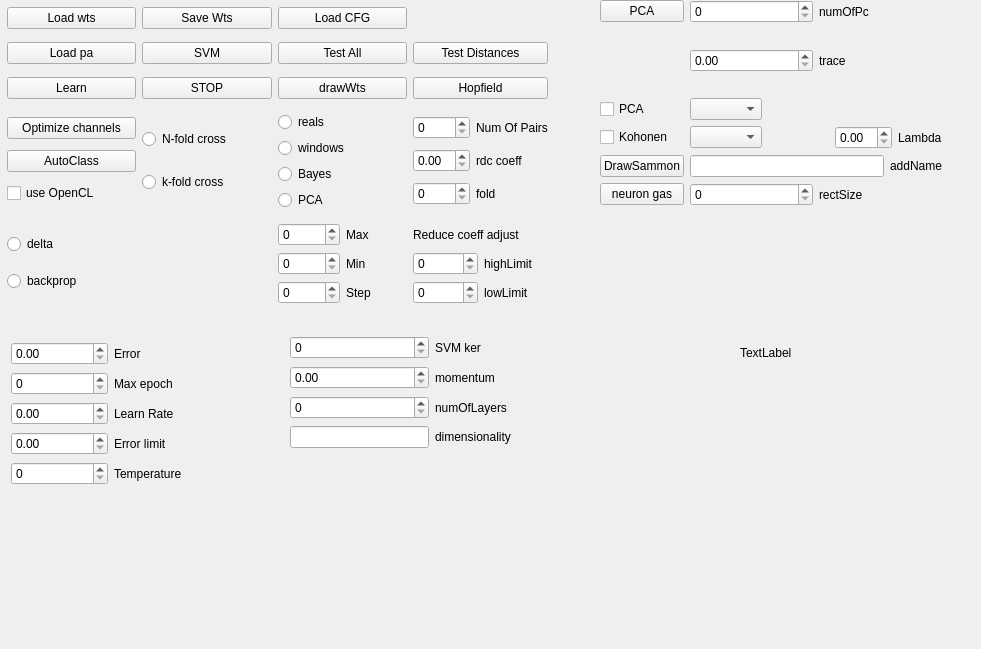
First picture: the form in net.ui, repository ArtfulVampire/SecondGUIrepo, before the edit.
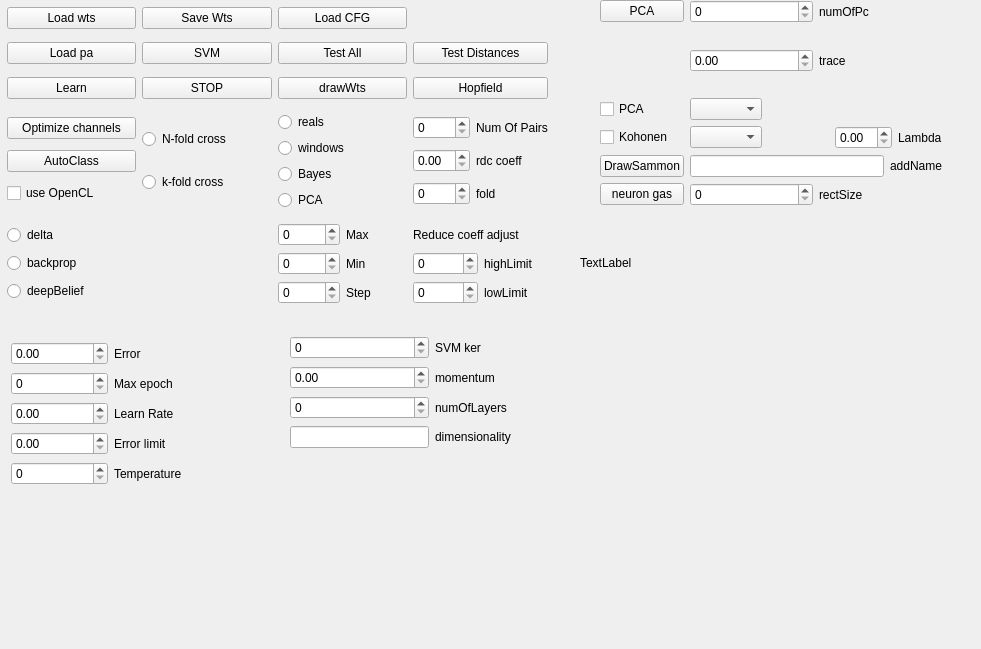
Second picture: the form after the edit.

The edit to the form file:
```diff
--- a/net.ui
+++ b/net.ui
@@ -291,8 +291,8 @@
   <widget class="QLabel" name="clearSetsLabel">
    <property name="geometry">
     <rect>
-     <x>740</x>
-     <y>310</y>
+     <x>580</x>
+     <y>220</y>
      <width>156</width>
      <height>86</height>
     </rect>
@@ -513,6 +513,13 @@
         </property>
        </widget>
       </item>
+      <item>
+       <widget class="QRadioButton" name="deepBeliefRadioButton">
+        <property name="text">
+         <string>deepBelief</string>
+        </property>
+       </widget>
+      </item>
      </layout>
     </item>
     <item row="4" column="2">
```
